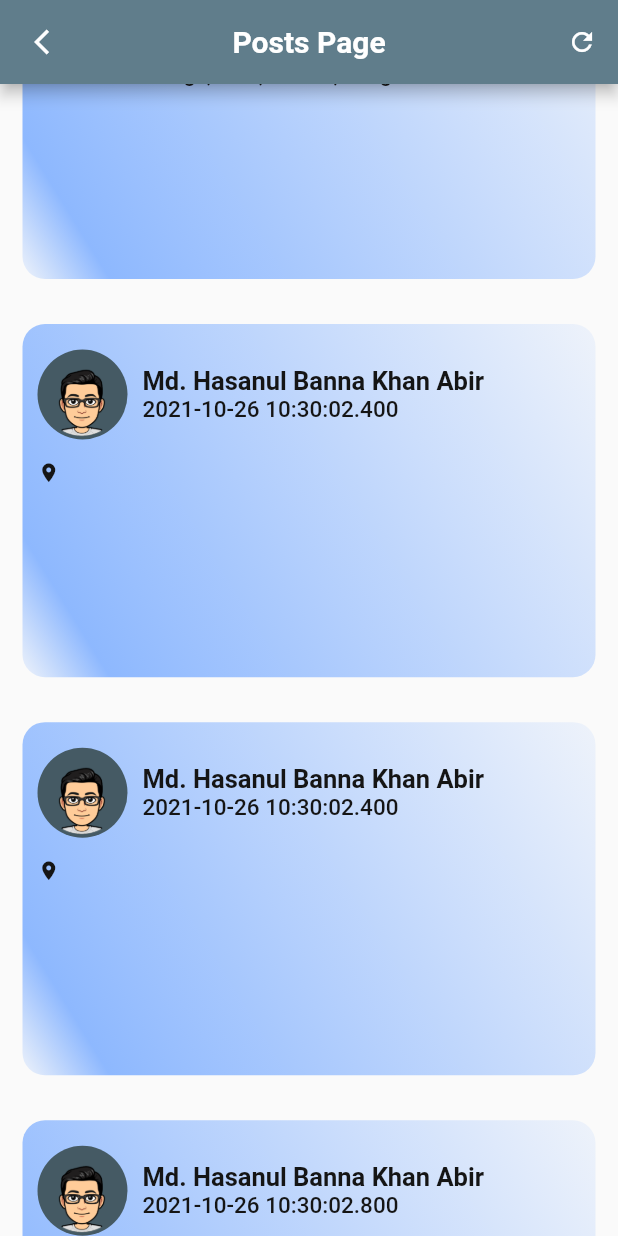
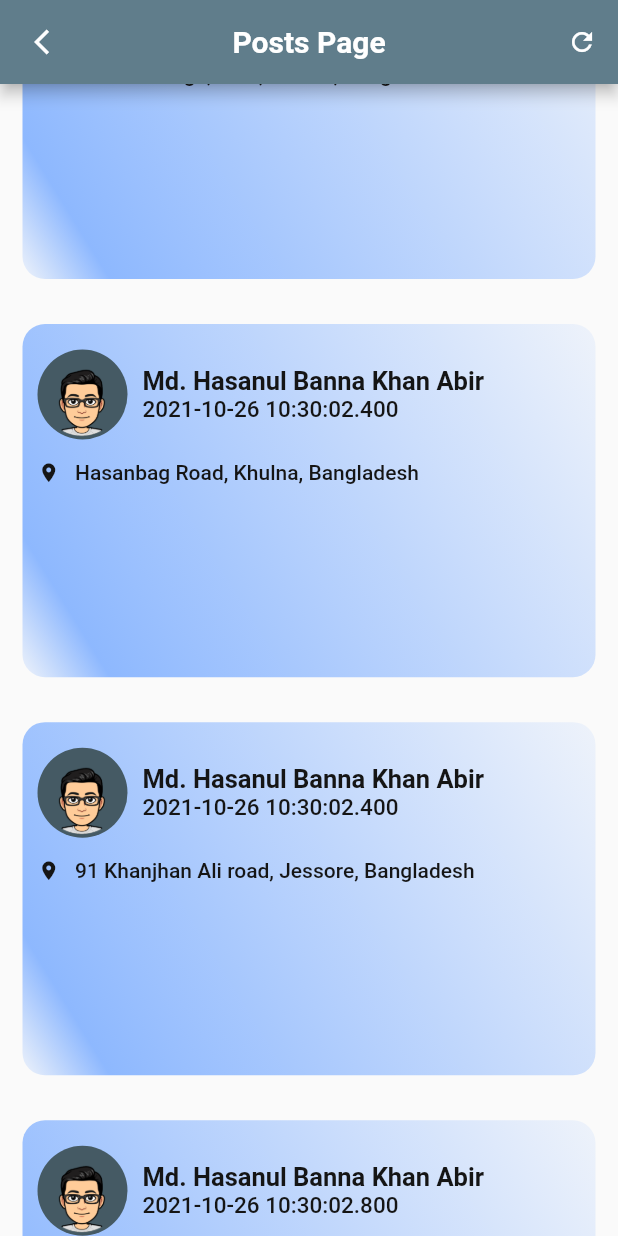
Before and after one commit to hbkabir004/Flutter-Course-HWs, a Flutter app: the PostPage screen opened directly, scrolled down 1728 dp, on a phone screen of 412 x 824 dp. Run offline on Flutter 3.47's test engine with Material 2 defaults, Android fonts, the phone set to English and light mode, and no system bars.

Commit message:
HW 26/10/2021 (Day-17)

```diff
--- a/lib/postPage.dart
+++ b/lib/postPage.dart
@@ -60,22 +60,25 @@ List<PostModel> post = [
   PostModel(
       username: 'Md. Hasanul Banna Khan Abir',
       profileImageURL: 'images/me.png',
-      caption: 'Khulna Govt. College',
-      address: '',
+      caption: 'Khulna Government College',
+      address: 'Hasanbag Road, '
+          'Khulna, Bangladesh',
       postImageURL: 'images/Posts/postImage01.jpg',
       likes: 5355),
   PostModel(
       username: 'Md. Hasanul Banna Khan Abir',
       profileImageURL: 'images/me.png',
-      caption: '',
-      address: '',
+      caption: 'Government Sundarban Adarsha College',
+      address: '91 Khanjhan Ali road, '
+          'Jessore, Bangladesh',
       postImageURL: 'images/Posts/postImage01.jpg',
       likes: 4845),
   PostModel(
       username: 'Md. Hasanul Banna Khan Abir',
       profileImageURL: 'images/me.png',
-      caption: '',
-      address: '',
+      caption: 'Khulna Islamia Degree College',
+      address: ' M A Bari St, '
+          'Khulna, Bangladesh',
       postImageURL: 'images/Posts/postImage01.jpg',
       likes: 245),
 ];
--- a/pubspec.yaml
+++ b/pubspec.yaml
@@ -31,3 +31,4 @@ flutter:
 
   assets:
     - images/
+    - images/Posts/
```
Also changed, not shown: 1 other file.
